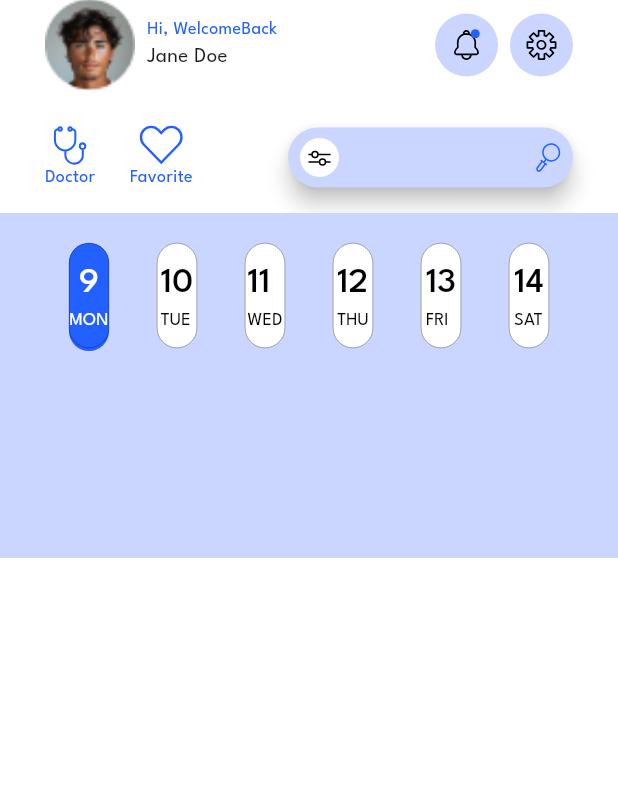
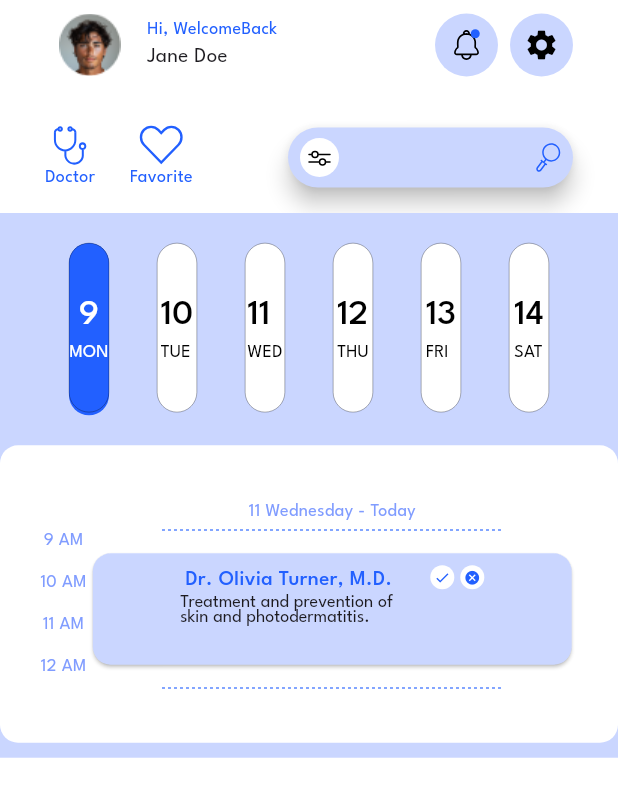
Before and after one commit to belaleid5/medical_app, a Flutter app: the screen it shows after launch, on a phone screen of 412 x 824 dp. Shown: the top 797 px of the screen. Run offline on Flutter 3.47's test engine with Material 3 defaults, Android fonts, the phone set to English and light mode, and no system bars; our stand-ins replace flutter_svg; project files that could hold a hidden picture were left out.

Commit message:
Finish AppBar And Finish Card Item Doctor in Home Screen

```diff
--- /dev/null
+++ b/lib/core/responsive_size_provider/extension_size_provider.dart
@@ -0,0 +1,39 @@
+import 'dart:math';
+
+import 'package:flutter/material.dart';
+import 'package:medical_app/core/responsive_size_provider/size_privder.dart';
+
+extension SizeProviderExtension on BuildContext {
+  bool get isLandscape =>
+      MediaQuery.of(this).orientation == Orientation.landscape;
+
+  double get screenWidth =>
+      isLandscape
+          ? MediaQuery.of(this).size.height
+          : MediaQuery.of(this).size.width;
+  double get screenHeight =>
+      isLandscape
+          ? MediaQuery.of(this).size.width
+          : MediaQuery.of(this).size.height;
+
+  SizeProvider get sizeProvider => SizeProvider.of(this);
+
+  double get scaleWidth => sizeProvider.width / sizeProvider.baseSize.width;
+  double get scaleHeight => sizeProvider.height / sizeProvider.baseSize.height;
+
+  double setWidth(num w) {
+    return w * scaleWidth;
+  }
+
+  double setHeight(num h) {
+    return h * scaleHeight;
+  }
+
+  double setSp(num fontSize) {
+    return fontSize * scaleWidth;
+  }
+
+  double setMinSize(num size) {
+    return size * min(scaleWidth, scaleHeight);
+  }
+}
--- /dev/null
+++ b/lib/core/responsive_size_provider/size_privder.dart
@@ -0,0 +1,27 @@
+import 'package:flutter/widgets.dart';
+
+class SizeProvider extends InheritedWidget {
+  final Size baseSize;
+  final double height;
+  final double width;
+
+  SizeProvider({
+    super.key,
+    required super.child,
+    required this.baseSize,
+    required this.height,
+    required this.width,
+  });
+
+  static SizeProvider of(BuildContext context) {
+    return context.dependOnInheritedWidgetOfExactType<SizeProvider>()!;
+  }
+
+  @override
+  bool updateShouldNotify(covariant SizeProvider oldWidget) {
+    return baseSize != oldWidget.baseSize ||
+        height != oldWidget.height ||
+        width != oldWidget.width ||
+        child != oldWidget.child;
+  }
+}
--- a/lib/core/utils/app_images.dart
+++ b/lib/core/utils/app_images.dart
@@ -10,6 +10,7 @@ class AppImages {
   /// Assets for assetsImagesFavorite
   /// assets/images/favorite.svg
   static const String assetsImagesFavorite = "assets/images/favorite.svg";
+  static const String assetsDividerDotted = "assets/images/dividerDotted.svg";
 
   /// Assets for assetsImagesFingerItem
   /// assets/images/fingerItem.svg
--- a/lib/core/widgets/custom_icon_avatar.dart
+++ b/lib/core/widgets/custom_icon_avatar.dart
@@ -1,16 +1,29 @@
 import 'package:flutter/material.dart';
-import 'package:flutter_svg/svg.dart';
-import 'package:medical_app/core/utils/app_color.dart';
 
 class CustomIconAvatar extends StatelessWidget {
-  const CustomIconAvatar({super.key, required this.icon});
-  final String icon;
+  const CustomIconAvatar({
+    super.key,
+    required this.icon,
+    required this.color,
+    this.colorIcon,
+    this.radius,
+    this.sizeIcon,
+  });
+  final IconData icon;
+  final Color color;
+  final Color? colorIcon;
+  final double? radius;
+  final double? sizeIcon;
   @override
   Widget build(BuildContext context) {
     return CircleAvatar(
-      radius: 21,
-      backgroundColor: AppColor.secondaryColor,
-      child: SvgPicture.asset(icon, height: 21),
+      radius: radius == null ? 21 : radius,
+      backgroundColor: color,
+      child: Icon(
+        icon,
+        color: colorIcon == null ? Colors.black : colorIcon,
+        size: sizeIcon,
+      ),
     );
   }
 }
--- /dev/null
+++ b/lib/features/home/peresention/views/widgets/biuld_doctor_info.dart
@@ -0,0 +1,31 @@
+import 'package:flutter/material.dart';
+import 'package:flutter_svg/svg.dart';
+import 'package:medical_app/core/utils/app_color.dart';
+import 'package:medical_app/core/utils/app_images.dart';
+import 'package:medical_app/core/utils/app_text_style.dart';
+import 'package:medical_app/features/home/peresention/views/widgets/build_doctor.card.dart';
+
+class BuildDoctorInfo extends StatelessWidget {
+  const BuildDoctorInfo({super.key});
+
+  @override
+  Widget build(BuildContext context) {
+    return Column(
+      mainAxisAlignment: MainAxisAlignment.center,
+      children: [
+        Text(
+          "11 Wednesday - Today",
+          style: AppTextStyle.semiBold12Weight300.copyWith(
+            color: AppColor.hintColor,
+          ),
+        ),
+        const SizedBox(height: 3),
+        SvgPicture.asset(AppImages.assetsDividerDotted),
+        const SizedBox(height: 11),
+        BuildDoctorCard(),
+        const SizedBox(height: 11),
+        SvgPicture.asset(AppImages.assetsDividerDotted),
+      ],
+    );
+  }
+}
--- /dev/null
+++ b/lib/features/home/peresention/views/widgets/build_action_button.dart
@@ -0,0 +1,33 @@
+import 'package:flutter/material.dart';
+import 'package:medical_app/core/utils/app_color.dart';
+import 'package:medical_app/core/widgets/custom_icon_avatar.dart';
+
+class BuildActionButtons extends StatelessWidget {
+  const BuildActionButtons({super.key});
+
+  @override
+  Widget build(BuildContext context) {
+    return Align(
+      alignment: Alignment.topRight,
+      child: Row(
+        children: const [
+          CustomIconAvatar(
+            radius: 8,
+            sizeIcon: 11,
+            icon: Icons.check,
+            color: Colors.white,
+            colorIcon: AppColor.primaryColor,
+          ),
+          SizedBox(width: 4),
+          CustomIconAvatar(
+            radius: 8,
+            sizeIcon: 11,
+            icon: Icons.cancel_sharp,
+            color: Colors.white,
+            colorIcon: AppColor.primaryColor,
+          ),
+        ],
+      ),
+    );
+  }
+}
--- /dev/null
+++ b/lib/features/home/peresention/views/widgets/build_doctor.card.dart
@@ -0,0 +1,28 @@
+import 'package:flutter/material.dart';
+import 'package:medical_app/core/responsive_size_provider/extension_size_provider.dart';
+import 'package:medical_app/core/utils/app_color.dart';
+import 'package:medical_app/features/home/peresention/views/widgets/build_action_button.dart';
+import 'package:medical_app/features/home/peresention/views/widgets/build_doctor_details.dart';
+
+class BuildDoctorCard extends StatelessWidget {
+  const BuildDoctorCard({super.key});
+
+  @override
+  Widget build(BuildContext context) {
+    return SizedBox(
+      height: context.scaleHeight * 51,
+      width: context.scaleHeight * 203,
+      child: Card(
+        color: AppColor.lightPrimaryColor,
+        child: Padding(
+          padding: const EdgeInsets.all(8.0),
+          child: Row(
+            spacing: 22,
+            mainAxisAlignment: MainAxisAlignment.center,
+            children: [BuildDoctorDetails(), BuildActionButtons()],
+          ),
+        ),
+      ),
+    );
+  }
+}
--- /dev/null
+++ b/lib/features/home/peresention/views/widgets/build_doctor_details.dart
@@ -0,0 +1,27 @@
+import 'package:flutter/material.dart';
+import 'package:medical_app/core/utils/app_color.dart';
+import 'package:medical_app/core/utils/app_text_style.dart';
+
+class BuildDoctorDetails extends StatelessWidget {
+  const BuildDoctorDetails({super.key});
+
+  @override
+  Widget build(BuildContext context) {
+    return Column(
+      children: [
+        Text(
+          "Dr. Olivia Turner, M.D.",
+          style: AppTextStyle.semiBold14.copyWith(color: AppColor.primaryColor),
+        ),
+        Text(
+          "Treatment and prevention of \nskin and photodermatitis.",
+          style: AppTextStyle.semiBold12Weight300.copyWith(
+            letterSpacing: 0.0,
+            wordSpacing: 0.2,
+            height: 0.8,
+          ),
+        ),
+      ],
+    );
+  }
+}
--- /dev/null
+++ b/lib/features/home/peresention/views/widgets/build_hour_column.dart
@@ -0,0 +1,21 @@
+import 'package:flutter/material.dart';
+import 'package:medical_app/features/home/peresention/views/widgets/hour_text.dart';
+
+class BuildHourColumn extends StatelessWidget {
+  const BuildHourColumn({super.key});
+
+  @override
+  Widget build(BuildContext context) {
+    return Column(
+      spacing: 11,
+      mainAxisAlignment: MainAxisAlignment.center,
+      children: const [
+        SizedBox(height: 3),
+        HourText(title: "9 AM"),
+        HourText(title: "10 AM"),
+        HourText(title: "11 AM"),
+        HourText(title: "12 AM"),
+      ],
+    );
+  }
+}
--- /dev/null
+++ b/lib/features/home/peresention/views/widgets/custom_card_doctor.dart
@@ -0,0 +1,33 @@
+import 'package:flutter/material.dart';
+import 'package:flutter_svg/flutter_svg.dart';
+import 'package:medical_app/core/responsive_size_provider/extension_size_provider.dart';
+import 'package:medical_app/core/utils/app_color.dart';
+import 'package:medical_app/core/utils/app_images.dart';
+import 'package:medical_app/core/utils/app_text_style.dart';
+import 'package:medical_app/core/widgets/custom_icon_avatar.dart';
+import 'package:medical_app/features/home/peresention/views/widgets/biuld_doctor_info.dart';
+import 'package:medical_app/features/home/peresention/views/widgets/build_hour_column.dart';
+import 'package:medical_app/features/home/peresention/views/widgets/hour_text.dart';
+
+class CustomItemCardDateADoctor extends StatelessWidget {
+  const CustomItemCardDateADoctor({super.key});
+
+  @override
+  Widget build(BuildContext context) {
+    return Padding(
+      padding: const EdgeInsets.only(bottom: 10.0),
+      child: Container(
+        height: context.scaleHeight * 123,
+        width: context.scaleHeight * 299,
+        decoration: BoxDecoration(
+          color: Colors.white,
+          borderRadius: BorderRadius.circular(12),
+        ),
+        child: Row(
+          mainAxisAlignment: MainAxisAlignment.center,
+          children: [BuildHourColumn(), BuildDoctorInfo()],
+        ),
+      ),
+    );
+  }
+}
--- a/lib/features/home/peresention/views/widgets/custom_home_app_bar.dart
+++ b/lib/features/home/peresention/views/widgets/custom_home_app_bar.dart
@@ -8,7 +8,7 @@ class CustomHomeAppBar extends StatelessWidget {
   @override
   Widget build(BuildContext context) {
     return Padding(
-      padding: const EdgeInsets.symmetric(horizontal: 30.0),
+      padding: EdgeInsets.symmetric(horizontal: 30),
       child: Column(
         spacing: 23,
         children: [FirstHeaderAppBar(), SecondHeaderAppBar()],
--- a/lib/features/home/peresention/views/widgets/custom_tab_bar.dart
+++ b/lib/features/home/peresention/views/widgets/custom_tab_bar.dart
@@ -1,4 +1,5 @@
 import 'package:flutter/material.dart';
+import 'package:medical_app/core/responsive_size_provider/extension_size_provider.dart';
 import 'package:medical_app/core/utils/app_color.dart';
 import 'package:medical_app/features/home/peresention/data/model/tab_bar_model.dart';
 import 'package:medical_app/features/home/peresention/views/widgets/tab_bar_item.dart';
@@ -13,7 +14,7 @@ class CustomTapBar extends StatefulWidget {
 class _CustomTapBarState extends State<CustomTapBar>
     with SingleTickerProviderStateMixin {
   late TabController _tabController;
-  int currentIndex = 0; // لتحديد العنصر النشط
+  int currentIndex = 0; //
 
   @override
   void initState() {
@@ -24,10 +25,9 @@ class _CustomTapBarState extends State<CustomTapBar>
       vsync: this,
     );
 
-    _tabController.addListener(() {
+    Future.delayed(Duration.zero, () {
       setState(() {
-        currentIndex =
-            _tabController.index; // تحديث العنصر النشط عند تغيير التاب
+        currentIndex = _tabController.index;
       });
     });
   }
@@ -57,7 +57,7 @@ class _CustomTapBarState extends State<CustomTapBar>
       dividerColor: Colors.transparent,
       tabs: List<Widget>.generate(TabBarModelList.length, (index) {
         return Tab(
-          height: 70,
+          height: context.scaleHeight * 70,
           icon: TabBarItem(
             color: currentIndex == index ? AppColor.primaryColor : Colors.white,
             number: TabBarModelList[index].number,
--- a/lib/features/home/peresention/views/widgets/custom_userr_dat.dart
+++ b/lib/features/home/peresention/views/widgets/custom_userr_dat.dart
@@ -15,8 +15,8 @@ class CustomUserData extends StatelessWidget {
           radius: 30,
           backgroundColor: Colors.white,
           child: SizedBox(
-            height: 60,
-            width: 60,
+            height: 41,
+            width: 41,
             child: Image.asset(AppImages.assetsUserImage, fit: BoxFit.cover),
           ),
         ),
--- /dev/null
+++ b/lib/features/home/peresention/views/widgets/dates_item_doctor.dart
@@ -0,0 +1,26 @@
+import 'package:flutter/material.dart';
+import 'package:medical_app/core/responsive_size_provider/extension_size_provider.dart';
+import 'package:medical_app/core/responsive_size_provider/size_privder.dart';
+import 'package:medical_app/core/utils/app_color.dart';
+import 'package:medical_app/features/home/peresention/views/widgets/custom_card_doctor.dart';
+import 'package:medical_app/features/home/peresention/views/widgets/custom_tab_bar.dart';
+
+class DatesItemDoctor extends StatelessWidget {
+  const DatesItemDoctor({super.key});
+
+  @override
+  Widget build(BuildContext context) {
+    return SizeProvider(
+      baseSize: Size(360, 230),
+      height: context.setMinSize(360),
+      width: context.setMinSize(230),
+      child: Container(
+        color: AppColor.lightPrimaryColor,
+        child: Column(
+          mainAxisAlignment: MainAxisAlignment.center,
+          children: [CustomTapBar(), CustomItemCardDateADoctor()],
+        ),
+      ),
+    );
+  }
+}
--- a/lib/features/home/peresention/views/widgets/first_header_app_bar.dart
+++ b/lib/features/home/peresention/views/widgets/first_header_app_bar.dart
@@ -1,5 +1,5 @@
 import 'package:flutter/material.dart';
-import 'package:medical_app/core/utils/app_images.dart';
+import 'package:medical_app/core/utils/app_color.dart';
 import 'package:medical_app/core/widgets/custom_icon_avatar.dart';
 import 'package:medical_app/features/home/peresention/views/widgets/custom_notification_icon.dart';
 import 'package:medical_app/features/home/peresention/views/widgets/custom_userr_dat.dart';
@@ -15,7 +15,10 @@ class FirstHeaderAppBar extends StatelessWidget {
         CustomUserData(),
         Spacer(),
         CustomNotification(),
-        CustomIconAvatar(icon: AppImages.assetsImagesSeetings),
+        CustomIconAvatar(
+          icon: Icons.settings,
+          color: AppColor.lightPrimaryColor,
+        ),
       ],
     );
   }
--- a/lib/features/home/peresention/views/widgets/homw_view_body.dart
+++ b/lib/features/home/peresention/views/widgets/homw_view_body.dart
@@ -1,7 +1,6 @@
 import 'package:flutter/material.dart';
-import 'package:medical_app/core/utils/app_color.dart';
 import 'package:medical_app/features/home/peresention/views/widgets/custom_home_app_bar.dart';
-import 'package:medical_app/features/home/peresention/views/widgets/custom_tab_bar.dart';
+import 'package:medical_app/features/home/peresention/views/widgets/dates_item_doctor.dart';
 
 class HomeViewBody extends StatelessWidget {
   const HomeViewBody({super.key});
@@ -11,16 +10,7 @@ class HomeViewBody extends StatelessWidget {
     return SafeArea(
       child: Column(
         spacing: 15,
-        children: [
-          CustomHomeAppBar(),
-          Container(
-            color: AppColor.lightPrimaryColor,
-            height: 230,
-            child: Column(
-              children: [CustomTapBar(), Card(color: Colors.white)],
-            ),
-          ),
-        ],
+        children: [CustomHomeAppBar(), DatesItemDoctor()],
       ),
     );
   }
--- /dev/null
+++ b/lib/features/home/peresention/views/widgets/hour_text.dart
@@ -0,0 +1,17 @@
+import 'package:flutter/material.dart';
+import 'package:medical_app/core/utils/app_color.dart';
+import 'package:medical_app/core/utils/app_text_style.dart';
+
+class HourText extends StatelessWidget {
+  const HourText({super.key, required this.title});
+  final String title;
+  @override
+  Widget build(BuildContext context) {
+    return Text(
+      title,
+      style: AppTextStyle.semiBold12Weight300.copyWith(
+        color: AppColor.hintColor,
+      ),
+    );
+  }
+}
--- a/lib/main.dart
+++ b/lib/main.dart
@@ -1,13 +1,14 @@
 import 'package:flutter/material.dart';
-import 'package:flutter/rendering.dart';
 import 'package:intl/date_symbol_data_local.dart';
 import 'package:intl/intl_standalone.dart'
     if (dart.library.html) 'package:intl/intl_browser.dart';
 import 'package:medical_app/core/helper_functions/material_route.dart';
+import 'package:medical_app/core/responsive_size_provider/extension_size_provider.dart';
+import 'package:medical_app/core/responsive_size_provider/size_privder.dart';
 import 'package:medical_app/features/home/peresention/views/home_view.dart';
 
 Future<void> main() async {
-  WidgetsFlutterBinding.ensureInitialized();
+  await WidgetsFlutterBinding.ensureInitialized();
   await findSystemLocale();
   await initializeDateFormatting();
   runApp(const MyApp());
@@ -18,7 +19,11 @@ class MyApp extends StatelessWidget {
 
   @override
   Widget build(BuildContext context) {
-    return MaterialApp(
+    return SizeProvider(
+      baseSize: Size(360, 800),
+      width: context.screenWidth,
+      height: context.screenHeight,
+      child: MaterialApp(
         debugShowCheckedModeBanner: false,
         theme: ThemeData(
           scaffoldBackgroundColor: Colors.white,
@@ -26,6 +31,7 @@ class MyApp extends StatelessWidget {
         ),
         initialRoute: HomeView.routName,
         onGenerateRoute: onGenerateRoute,
+      ),
     );
   }
 }
```
Also changed, not shown: assets/images/dividerDotted.svg (added). Lines whose indentation alone changed are shown as unchanged.
